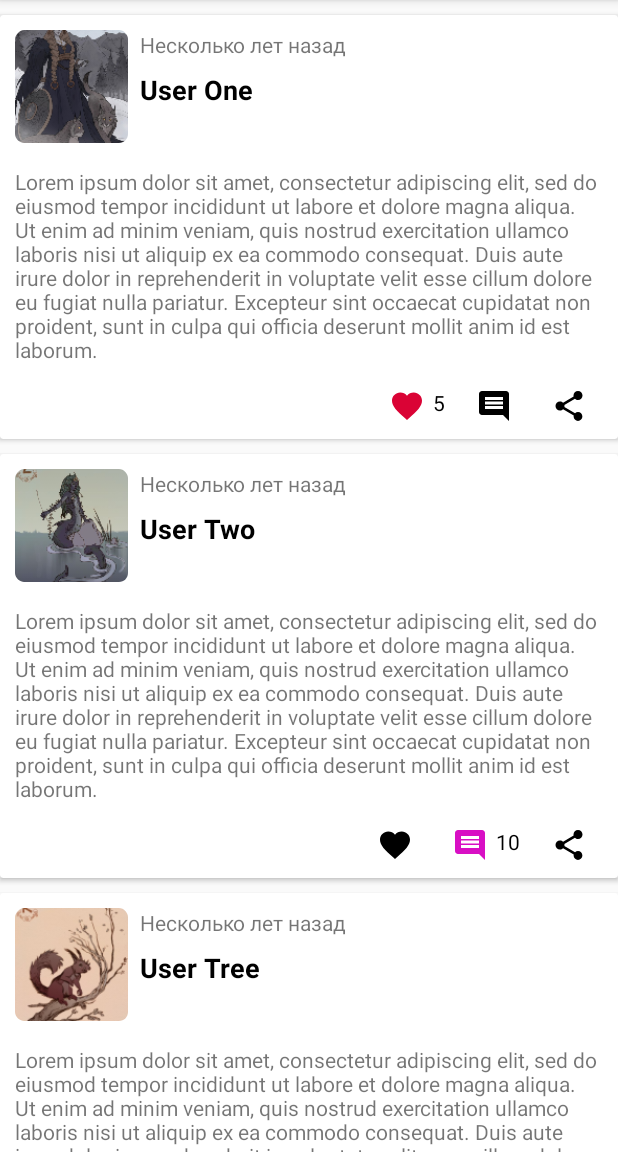
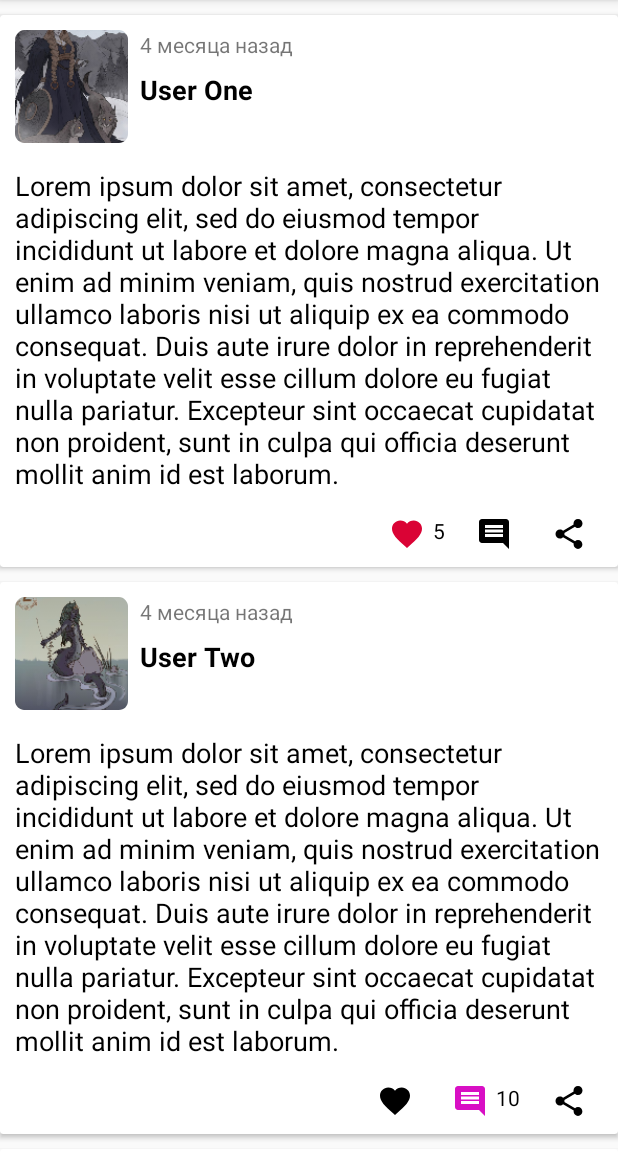
Before and after one commit to j-rebel/KotlinPanin, an Android app: the screen it shows after launch (MainActivity), on a phone screen of 412 x 824 dp, the part 84-1236 px from its top. Run offline under Robolectric (Android 15) with nearby library versions, the phone set to English and light mode, and no system bars.

Commit message:
fixed date function bug

```diff
--- a/app/src/main/java/com/example/kotlinpanin/MainActivity.kt
+++ b/app/src/main/java/com/example/kotlinpanin/MainActivity.kt
@@ -22,10 +22,10 @@ class MainActivity : AppCompatActivity() {
     }
 
     fun addPosts() {
-        posts.add(Post("User One", R.mipmap.test_img_one, Date(), getString(R.string.ipsum_string), 5, 0, 0))
-        posts.add(Post("User Two", R.mipmap.test_img_two, Date(), getString(R.string.ipsum_string), 0, 10, 0))
-        posts.add(Post("User Tree", R.mipmap.test_img_three, Date(), getString(R.string.ipsum_string), 0, 0, 3))
-        posts.add(Post("User Four", R.mipmap.test_img_four, Date(), getString(R.string.ipsum_string), 3, 11, 2))
-        posts.add(Post("User Five", R.mipmap.test_img_five, Date(), getString(R.string.ipsum_string), 0, 0, 0))
+        posts.add(Post("User One", R.mipmap.test_img_one, Date(2020, 4, 1), getString(R.string.ipsum_string), 5, 0, 0))
+        posts.add(Post("User Two", R.mipmap.test_img_two, Date(2020, 3, 25), getString(R.string.ipsum_string), 0, 10, 0))
+        posts.add(Post("User Tree", R.mipmap.test_img_three, Date(2020, 2, 1), getString(R.string.ipsum_string), 0, 0, 3))
+        posts.add(Post("User Four", R.mipmap.test_img_four, Date(2019, 4, 1), getString(R.string.ipsum_string), 3, 11, 2))
+        posts.add(Post("User Five", R.mipmap.test_img_five, Date(2005, 4, 1), getString(R.string.ipsum_string), 0, 0, 0))
     }
 }
--- a/app/src/main/java/com/example/kotlinpanin/Post.kt
+++ b/app/src/main/java/com/example/kotlinpanin/Post.kt
@@ -1,6 +1,5 @@
 package com.example.kotlinpanin
 
-import android.graphics.drawable.Drawable
 import java.util.*
 
 data class Post(val posterName: String,
--- a/app/src/main/java/com/example/kotlinpanin/PostAdapter.kt
+++ b/app/src/main/java/com/example/kotlinpanin/PostAdapter.kt
@@ -4,11 +4,12 @@ import android.content.Context
 import android.view.LayoutInflater
 import android.view.View
 import android.view.ViewGroup
-import android.widget.Button
 import android.widget.ImageView
 import android.widget.TextView
 import androidx.recyclerview.widget.RecyclerView
 import kotlinx.android.synthetic.main.post.view.*
+import java.util.*
+import kotlin.collections.ArrayList
 
 class PostAdapter(val items : ArrayList<Post>, val context: Context) : RecyclerView.Adapter<PostAdapter.ViewHolder>() {
 
@@ -66,7 +67,9 @@ class PostAdapter(val items : ArrayList<Post>, val context: Context) : RecyclerV
         val sharesCounter: TextView = view.sharesCounter
     }
 
-    fun secondsToString(seconds: Long):String {
+    fun secondsToString(postDateInMillis: Long):String {
+        val milliseconds = Date(2020, 8, 15).time - postDateInMillis
+        val seconds = milliseconds / 1000
         val minutes: Long = seconds / 60
         val hours: Long = minutes / 60
         val days: Long = hours / 24
@@ -89,7 +92,7 @@ class PostAdapter(val items : ArrayList<Post>, val context: Context) : RecyclerV
             in 12960000..31103999 -> "$months месяцев назад"
             in 31104000..62207999 -> "Год назад"
             in 62208000..Long.MAX_VALUE -> "Несколько лет назад"
-            else -> ""
+            else -> milliseconds.toString()
         }
 
     }
--- a/app/src/main/res/layout/post.xml
+++ b/app/src/main/res/layout/post.xml
@@ -47,6 +47,8 @@
             android:layout_width="match_parent"
             android:layout_height="wrap_content"
             android:layout_marginTop="16dp"
+            android:textColor="@color/colorBlack"
+            android:textSize="18sp"
             app:layout_constraintEnd_toEndOf="parent"
             app:layout_constraintStart_toStartOf="parent"
             app:layout_constraintTop_toBottomOf="@id/avatar"
```
